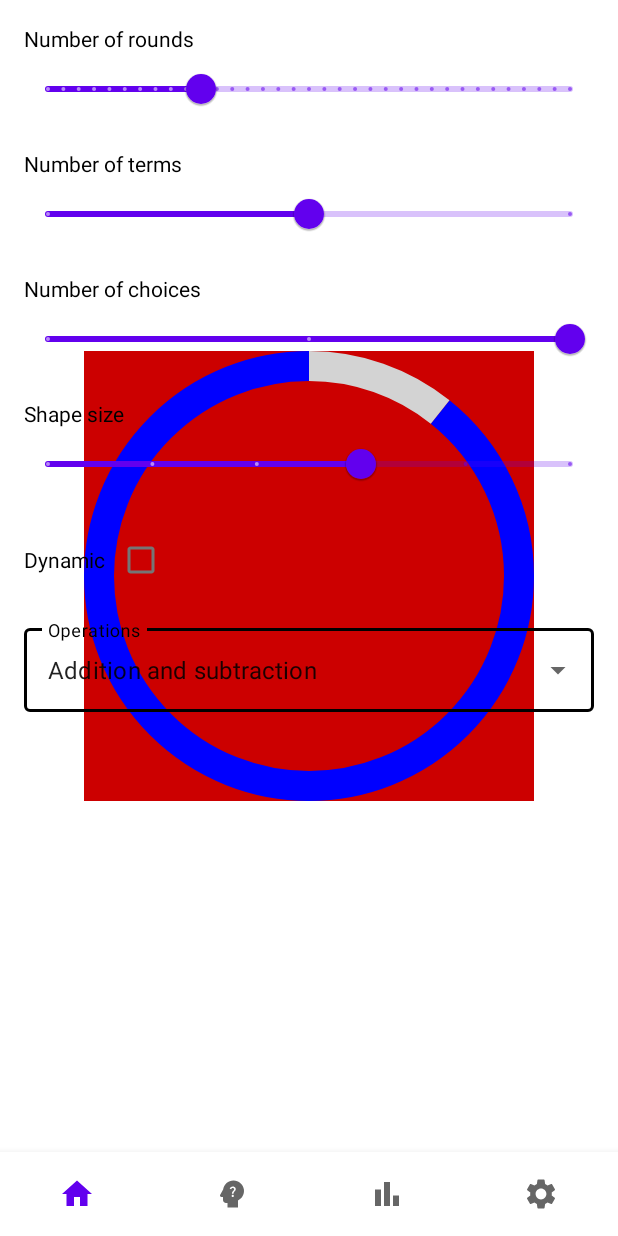
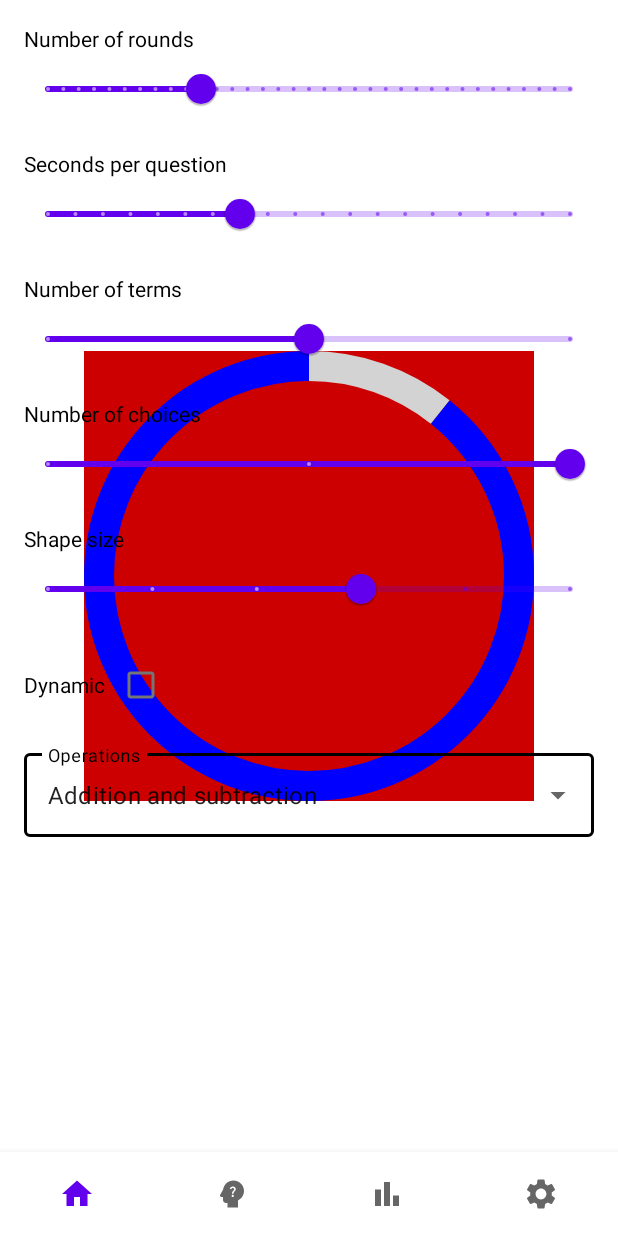
Before and after one commit to mrko900/brain-trainer, an Android app: the fragment CustomShapeFusionExerciseConfigFragment placed in its activity, on a phone screen of 412 x 824 dp. Run offline under Robolectric (Android 15) with nearby library versions, the phone set to English and light mode, and no system bars.

Commit message:
Seconds per question shape fusion param

```diff
--- a/app/src/main/java/com/github/mrko900/braintrainer/CustomShapeFusionExerciseConfigFragment.kt
+++ b/app/src/main/java/com/github/mrko900/braintrainer/CustomShapeFusionExerciseConfigFragment.kt
@@ -67,6 +67,11 @@ class CustomShapeFusionExerciseConfigFragment : Fragment() {
         binding.shapeSizeSlider.valueTo = 6f
         binding.shapeSizeSlider.stepSize = 1f
 
+        binding.secondsPerQuestionSlider.value = 8f
+        binding.secondsPerQuestionSlider.valueFrom = 1f
+        binding.secondsPerQuestionSlider.valueTo = 20f
+        binding.secondsPerQuestionSlider.stepSize = 1f
+
         configureDurationSlider(binding.include.textView14, binding.include.durationSlider)
     }
 
@@ -97,4 +102,8 @@ class CustomShapeFusionExerciseConfigFragment : Fragment() {
     fun getNumberOfRounds(): Int {
         return binding.include.durationSlider.value.toInt()
     }
+
+    fun getSecondsPerQuestion(): Int {
+        return binding.secondsPerQuestionSlider.value.toInt()
+    }
 }
--- a/app/src/main/java/com/github/mrko900/braintrainer/ExerciseDetailsFragment.kt
+++ b/app/src/main/java/com/github/mrko900/braintrainer/ExerciseDetailsFragment.kt
@@ -96,6 +96,7 @@ class ExerciseDetailsFragment : Fragment() {
             additionOperation = true,
             subtractionOperation = true,
             shapeSide = 4,
+            secondsPerQuestion = 8,
             nRounds = defaultConfigFragment.getDuration()
         )
     }
@@ -109,6 +110,7 @@ class ExerciseDetailsFragment : Fragment() {
             additionOperation = shapeFusionConfigFragment.hasAdditionOperation(),
             subtractionOperation = shapeFusionConfigFragment.hasSubtractionOperation(),
             shapeSide = shapeFusionConfigFragment.getShapeSide(),
+            secondsPerQuestion = shapeFusionConfigFragment.getSecondsPerQuestion(),
             nRounds = shapeFusionConfigFragment.getNumberOfRounds()
         )
     }
--- a/app/src/main/java/com/github/mrko900/braintrainer/ShapeFusionExercise.kt
+++ b/app/src/main/java/com/github/mrko900/braintrainer/ShapeFusionExercise.kt
@@ -174,7 +174,7 @@ class ShapeFusionExercise(
         choiceListView = frame.findViewById(R.id.choices)
         exprFrameView = frame.findViewById(R.id.exprFrame)
         logic = ShapeFusionExerciseLogic(
-            initialSecondsPerQuestion = 8,
+            initialSecondsPerQuestion = config.secondsPerQuestion,
             initialNTerms = config.nTermsInitial,
             initialNChoices = config.nChoicesInitial,
             hasAdditionOperation = config.additionOperation,
--- a/app/src/main/java/com/github/mrko900/braintrainer/ShapeFusionExerciseConfig.kt
+++ b/app/src/main/java/com/github/mrko900/braintrainer/ShapeFusionExerciseConfig.kt
@@ -7,5 +7,6 @@ data class ShapeFusionExerciseConfig(
     val additionOperation: Boolean,
     val subtractionOperation: Boolean,
     val shapeSide: Int,
+    val secondsPerQuestion: Int,
     val nRounds: Int
 )
--- a/app/src/main/res/layout/shape_fusion_exercise_custom_config.xml
+++ b/app/src/main/res/layout/shape_fusion_exercise_custom_config.xml
@@ -4,6 +4,31 @@
     xmlns:tools="http://schemas.android.com/tools"
     android:layout_width="match_parent"
     android:layout_height="match_parent">
+
+    <LinearLayout
+        android:id="@+id/linearLayout4"
+        android:layout_width="0dp"
+        android:layout_height="wrap_content"
+        android:layout_marginStart="16dp"
+        android:layout_marginTop="16dp"
+        android:layout_marginEnd="16dp"
+        android:orientation="vertical"
+        app:layout_constraintEnd_toEndOf="parent"
+        app:layout_constraintStart_toStartOf="parent"
+        app:layout_constraintTop_toBottomOf="@+id/include">
+
+        <TextView
+            android:id="@+id/textView16"
+            android:layout_width="wrap_content"
+            android:layout_height="wrap_content"
+            android:text="Seconds per question"
+            android:textColor="@color/black" />
+
+        <com.google.android.material.slider.Slider
+            android:id="@+id/secondsPerQuestionSlider"
+            android:layout_width="match_parent"
+            android:layout_height="wrap_content" />
+    </LinearLayout>
 
     <include
         android:id="@+id/include"
@@ -102,7 +127,7 @@
         android:orientation="vertical"
         app:layout_constraintEnd_toEndOf="parent"
         app:layout_constraintStart_toStartOf="parent"
-        app:layout_constraintTop_toBottomOf="@+id/include">
+        app:layout_constraintTop_toBottomOf="@+id/linearLayout4">
 
         <TextView
             android:id="@+id/textView13"
```
